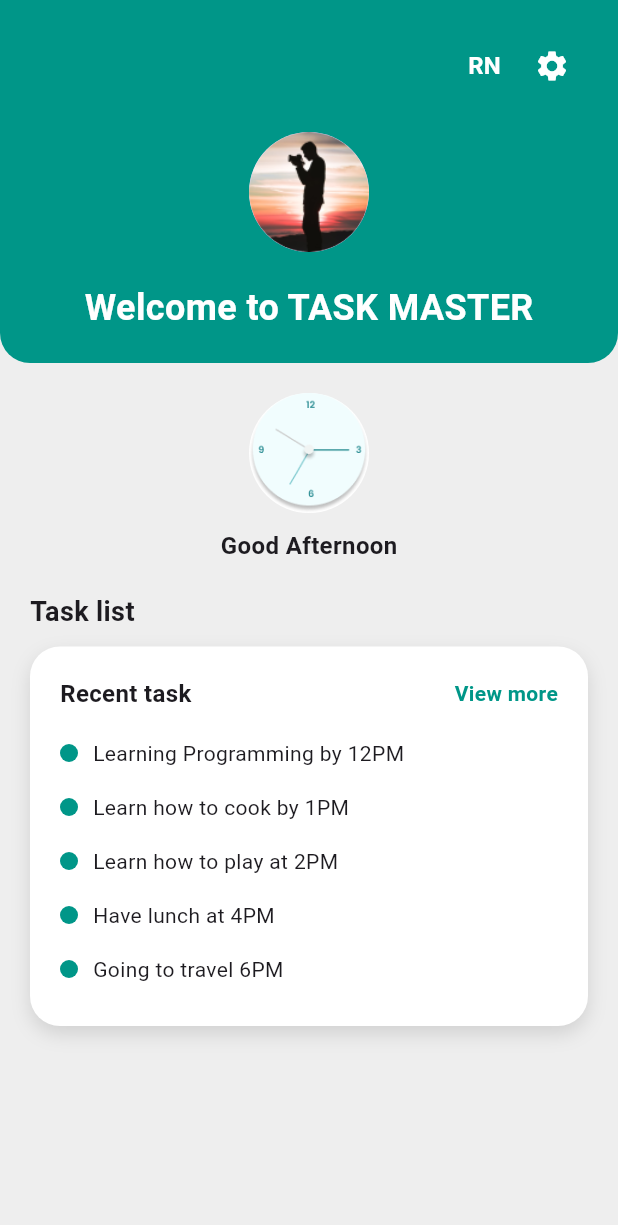
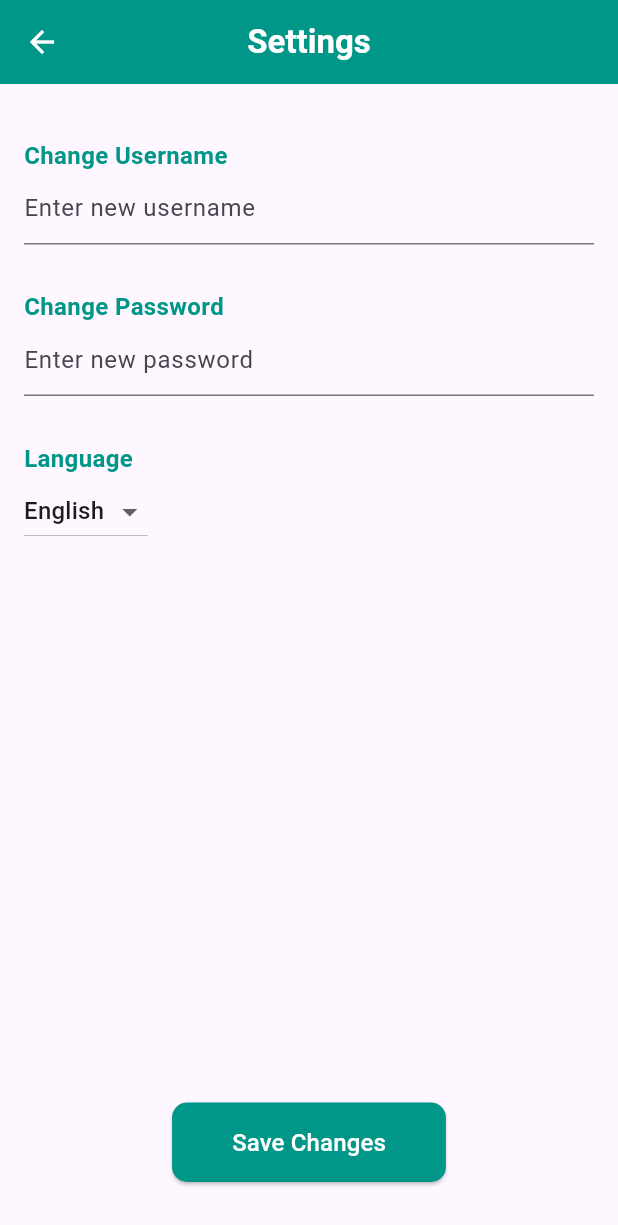
Before and after one commit to alvinkatabarwa/TaskMaster, a Flutter app: the DashboardScreen screen opened directly, after a tap on the "settings" icon, on a phone screen of 412 x 824 dp. Shown: the top 1225 px of the screen. Run offline on Flutter 3.47's test engine with Material 3 defaults, Android fonts, the phone set to English and light mode, and no system bars.

Commit message:
adding settings

```diff
--- a/task_master/lib/pages/dashboard.dart
+++ b/task_master/lib/pages/dashboard.dart
@@ -1,6 +1,6 @@
 import 'package:flutter/material.dart';
 import 'todo.dart';
-
+import 'settings.dart';
 class DashboardScreen extends StatelessWidget {
   const DashboardScreen({Key? key}) : super(key: key);
 
@@ -41,7 +41,10 @@ class DashboardScreen extends StatelessWidget {
                             const SizedBox(width: 10),
                             IconButton(
                               onPressed: () {
-                                // Handle settings
+                                Navigator.push(
+                                  context,
+                                  MaterialPageRoute(builder: (context) => SettingsPage()),
+                                );
                               },
                               icon: const Icon(
                                 Icons.settings,
--- /dev/null
+++ b/task_master/lib/pages/settings.dart
@@ -0,0 +1,128 @@
+import 'package:flutter/material.dart';
+
+class SettingsPage extends StatefulWidget {
+  @override
+  _SettingsPageState createState() => _SettingsPageState();
+}
+
+class _SettingsPageState extends State<SettingsPage> {
+  final TextEditingController _usernameController = TextEditingController();
+  final TextEditingController _passwordController = TextEditingController();
+  String _selectedLanguage = 'English';
+
+  @override
+  Widget build(BuildContext context) {
+    return Scaffold(
+      appBar: AppBar(
+        backgroundColor: Colors.teal,
+        leading: IconButton(
+          icon: Icon(Icons.arrow_back, color: Colors.white),
+          onPressed: () => Navigator.of(context).pop(),
+        ),
+        title: Text(
+          'Settings',
+          style: TextStyle(
+            color: Colors.white,
+            fontWeight: FontWeight.bold,
+          ),
+        ),
+        centerTitle: true,
+      ),
+      body: Padding(
+        padding: const EdgeInsets.all(16.0),
+        child: Column(
+          crossAxisAlignment: CrossAxisAlignment.start,
+          children: [
+            SizedBox(height: 20),
+            // Username Setting
+            Text(
+              "Change Username",
+              style: TextStyle(
+                fontSize: 16,
+                fontWeight: FontWeight.bold,
+                color: Colors.teal,
+              ),
+            ),
+            TextField(
+              controller: _usernameController,
+              decoration: InputDecoration(
+                hintText: 'Enter new username',
+                border: UnderlineInputBorder(),
+              ),
+            ),
+            SizedBox(height: 30),
+            // Password Setting
+            Text(
+              "Change Password",
+              style: TextStyle(
+                fontSize: 16,
+                fontWeight: FontWeight.bold,
+                color: Colors.teal,
+              ),
+            ),
+            TextField(
+              controller: _passwordController,
+              obscureText: true,
+              decoration: InputDecoration(
+                hintText: 'Enter new password',
+                border: UnderlineInputBorder(),
+              ),
+            ),
+            SizedBox(height: 30),
+            // Language Setting
+            Text(
+              "Language",
+              style: TextStyle(
+                fontSize: 16,
+                fontWeight: FontWeight.bold,
+                color: Colors.teal,
+              ),
+            ),
+            DropdownButton<String>(
+              value: _selectedLanguage,
+              items: ['English', 'Spanish', 'French']
+                  .map((language) => DropdownMenuItem(
+                        value: language,
+                        child: Text(language),
+                      ))
+                  .toList(),
+              onChanged: (newLanguage) {
+                setState(() {
+                  _selectedLanguage = newLanguage!;
+                });
+              },
+            ),
+            Spacer(),
+            // Save Button
+            Center(
+              child: ElevatedButton(
+                onPressed: () {
+                  // Add save logic here
+                },
+                style: ElevatedButton.styleFrom(
+                  backgroundColor: Colors.teal,
+                  shape: RoundedRectangleBorder(
+                    borderRadius: BorderRadius.circular(10),
+                  ),
+                  padding: EdgeInsets.symmetric(horizontal: 40, vertical: 15),
+                ),
+                child: Text(
+                  'Save Changes',
+                  style: TextStyle(color: Colors.white, fontSize: 16),
+                ),
+              ),
+            ),
+            SizedBox(height: 20),
+          ],
+        ),
+      ),
+    );
+  }
+
+  @override
+  void dispose() {
+    _usernameController.dispose();
+    _passwordController.dispose();
+    super.dispose();
+  }
+}
```
